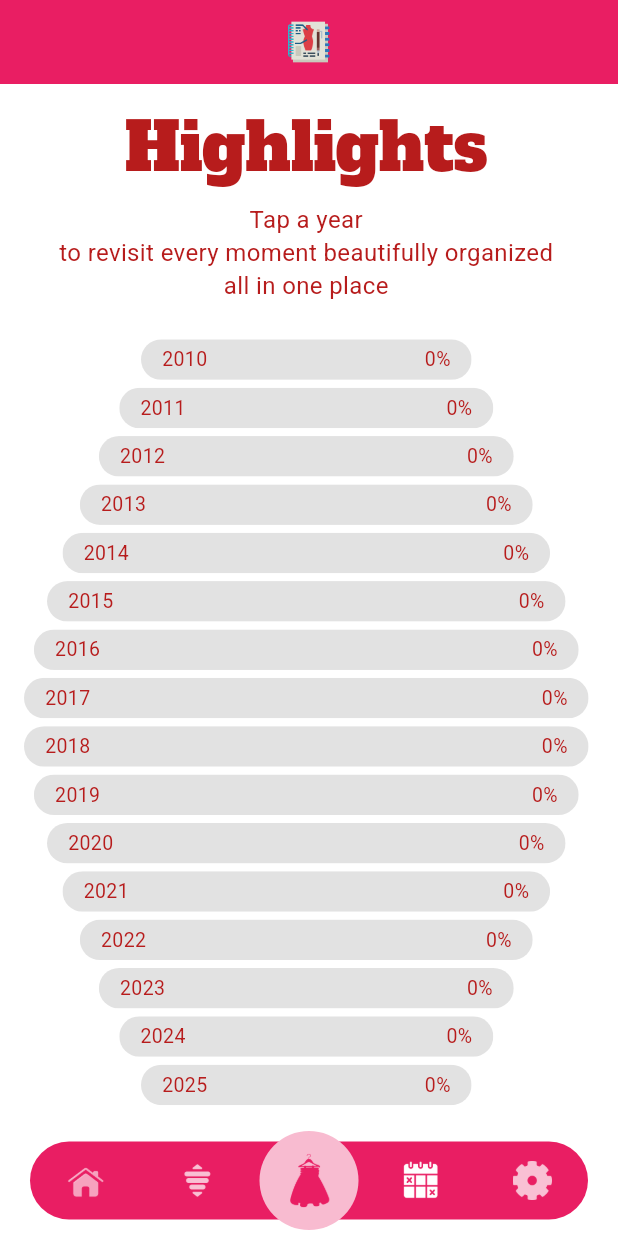
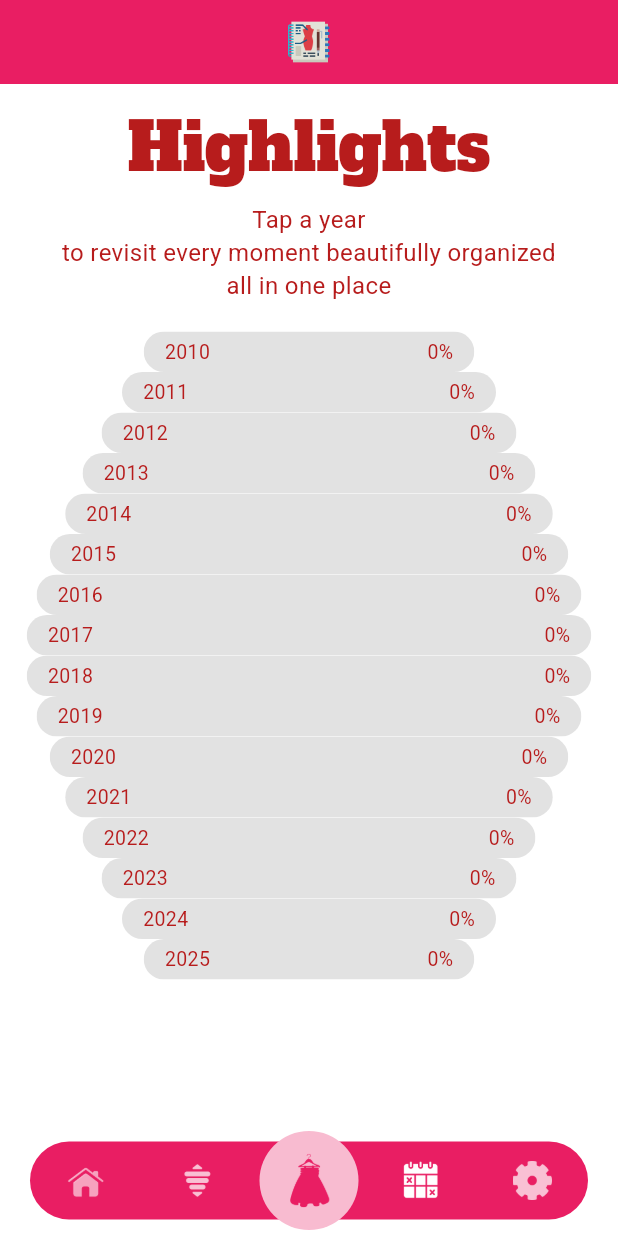
Before and after one commit to rokhanna92/Burda, a Flutter app: the screen it shows after launch, item 4 of the bottom bar chosen, on a phone screen of 412 x 824 dp. Run offline on Flutter 3.47's test engine with Material 3 defaults, Android fonts, the phone set to English and light mode, and no system bars; our stand-ins replace animate_do, carousel_slider, confetti, file_picker, image_picker, package_info_plus and 3 more; accounts and stored records are empty; project files that could hold a hidden picture were left out.

Commit message:
Scroll the year list on a short screen
Seventeen years do not fit at 720x1280, where the list ran past the
bottom bar. It stays evenly spread when it fits and scrolls when it
does not.

```diff
--- a/lib/screens/select_year_screen.dart
+++ b/lib/screens/select_year_screen.dart
@@ -10,6 +10,9 @@ import 'browse_magazines_screen.dart';
 /// the original's carousel renders them.
 class SelectYearScreen extends StatelessWidget {
   const SelectYearScreen({super.key});
+
+  /// Height one year bar needs, including the gap around it.
+  static const double _minBarExtent = 34;
 
   /// Bars are widest in the middle of the list and narrow towards both ends.
   static double _widthFactorFor(int index, int count) {
@@ -50,11 +53,9 @@ class SelectYearScreen extends StatelessWidget {
                       style: theme.textTheme.bodyLarge,
                     ),
                   )
-                : Padding(
-                    padding: const EdgeInsets.fromLTRB(16, 4, 16, 12),
-                    child: Column(
-                      mainAxisAlignment: MainAxisAlignment.spaceEvenly,
-                      children: [
+                : LayoutBuilder(
+                    builder: (context, constraints) {
+                      final bars = [
                         for (final (index, year) in years.indexed)
                           FractionallySizedBox(
                             widthFactor: _widthFactorFor(index, years.length),
@@ -69,8 +70,21 @@ class SelectYearScreen extends StatelessWidget {
                               ),
                             ),
                           ),
-                      ],
-                    ),
+                      ];
+                      // Every year fits at once on a normal phone. On a short
+                      // screen the list scrolls rather than overflowing.
+                      final fits =
+                          constraints.maxHeight >= years.length * _minBarExtent;
+                      return Padding(
+                        padding: const EdgeInsets.fromLTRB(16, 4, 16, 12),
+                        child: fits
+                            ? Column(
+                                mainAxisAlignment: MainAxisAlignment.spaceEvenly,
+                                children: bars,
+                              )
+                            : ListView(children: bars),
+                      );
+                    },
                   ),
           ),
         ],
```
